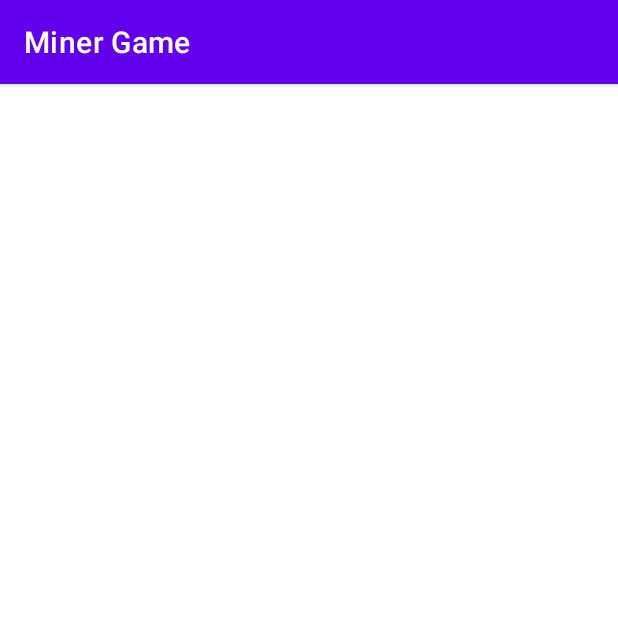
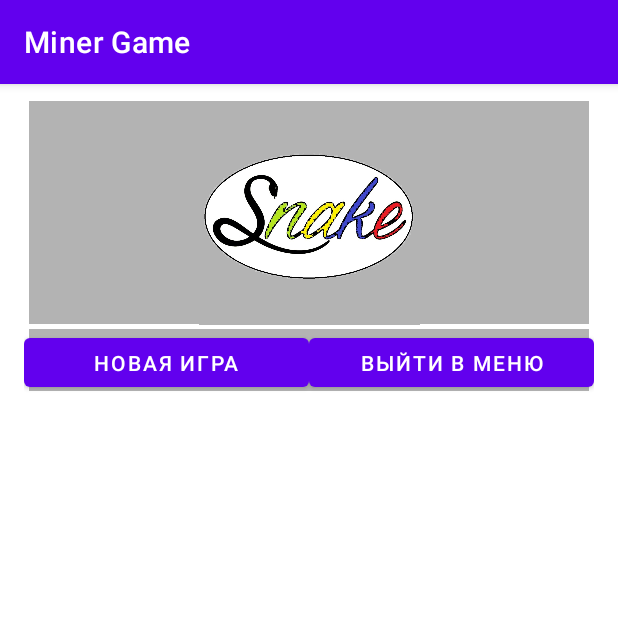
Before and after one commit to MoonLoone/Miner_ame, an Android app: the ArcanoidActivity screen opened directly, with no data from a screen before it, on a phone screen of 412 x 824 dp, the top half of it. Run offline under Robolectric (Android 15) with nearby library versions, the phone set to English and light mode, and no system bars; 4 statements that could not run were skipped.

Commit message:
Начал работу с арканоидом

```diff
--- a/app/src/main/AndroidManifest.xml
+++ b/app/src/main/AndroidManifest.xml
@@ -12,7 +12,7 @@
         <activity android:name=".SnakeGame.SnakeActivity"></activity>
         <activity android:name=".WinActivity" />
         <activity android:name=".GameOverActivity" />
-        <activity android:name=".ArcanoidActivity" />
+        <activity android:name=".Arcanoid.ArcanoidActivity" />
         <activity android:name=".miner.minerUsage.MinerActivity" />
         <activity android:name=".MainActivity">
             <intent-filter>
--- /dev/null
+++ b/app/src/main/java/com/example/minergame/Arcanoid/ArcanoidActivity.java
@@ -0,0 +1,42 @@
+package com.example.minergame.Arcanoid;
+
+import androidx.appcompat.app.AppCompatActivity;
+
+import android.graphics.Bitmap;
+import android.graphics.Canvas;
+import android.graphics.drawable.BitmapDrawable;
+import android.os.Bundle;
+import android.view.View;
+import android.widget.ImageView;
+
+import com.example.minergame.R;
+
+public class ArcanoidActivity extends AppCompatActivity {
+
+    private ImageView imageViewBackground;
+    private Canvas canvas;
+    private Bitmap extraBitmap;
+    private Bitmap bitmap;
+
+    @Override
+    protected void onCreate(Bundle savedInstanceState) {
+        super.onCreate(savedInstanceState);
+        setContentView(R.layout.activity_arcanoid);
+        imageViewBackground = findViewById(R.id.imageViewBackgroundArcanoid);
+        extraBitmap = Bitmap.createBitmap(bitmap.getWidth(), bitmap.getHeight(), Bitmap.Config.RGB_565);
+        canvas = new Canvas(extraBitmap);
+        bitmap = ((BitmapDrawable) imageViewBackground.getDrawable()).getBitmap();
+        canvas.drawBitmap(bitmap,0,0,null);
+
+    }
+
+    public void onClickRestart(View view) {
+    }
+
+    public void createPlates(){
+
+    }
+
+    public void returnToMain(View view) {
+    }
+}
--- a/app/src/main/java/com/example/minergame/ArcanoidActivity.java
+++ /dev/null
@@ -1,14 +0,0 @@
-package com.example.minergame;
-
-import androidx.appcompat.app.AppCompatActivity;
-
-import android.os.Bundle;
-
-public class ArcanoidActivity extends AppCompatActivity {
-
-    @Override
-    protected void onCreate(Bundle savedInstanceState) {
-        super.onCreate(savedInstanceState);
-        setContentView(R.layout.activity_arcanoid);
-    }
-}
--- a/app/src/main/java/com/example/minergame/MainActivity.java
+++ b/app/src/main/java/com/example/minergame/MainActivity.java
@@ -5,10 +5,9 @@ import androidx.appcompat.app.AppCompatActivity;
 import android.content.Intent;
 import android.os.Bundle;
 import android.view.View;
-import android.widget.Button;
 
+import com.example.minergame.Arcanoid.ArcanoidActivity;
 import com.example.minergame.SnakeGame.SnakeActivity;
-import com.example.minergame.SnakeGame.SnakePlate;
 import com.example.minergame.miner.minerUsage.MinerActivity;
 
 public class MainActivity extends AppCompatActivity {
@@ -25,7 +24,7 @@ public class MainActivity extends AppCompatActivity {
     }
 
     public void onClickArcanoid(View view) {
-        Intent arcanoidIntent = new Intent(this,ArcanoidActivity.class);
+        Intent arcanoidIntent = new Intent(this, ArcanoidActivity.class);
         startActivity(arcanoidIntent);
     }
 
--- a/app/src/main/res/layout/activity_arcanoid.xml
+++ b/app/src/main/res/layout/activity_arcanoid.xml
@@ -4,6 +4,72 @@
     xmlns:tools="http://schemas.android.com/tools"
     android:layout_width="match_parent"
     android:layout_height="match_parent"
-    tools:context=".ArcanoidActivity">
+    tools:context=".Arcanoid.ArcanoidActivity">
 
+    <LinearLayout
+        android:id="@+id/topText"
+        android:layout_width="0dp"
+        android:layout_height="200dp"
+        android:layout_marginStart="16dp"
+        android:layout_marginTop="8dp"
+        android:layout_marginEnd="16dp"
+        android:background="@drawable/background_shape"
+        android:orientation="vertical"
+        app:layout_constraintEnd_toEndOf="parent"
+        app:layout_constraintStart_toStartOf="parent"
+        app:layout_constraintTop_toTopOf="parent">
+
+        <LinearLayout
+            android:layout_width="match_parent"
+            android:layout_height="wrap_content"
+            android:layout_weight="1"
+            android:background="@drawable/background_shape"
+            android:orientation="horizontal">
+
+            <ImageView
+                android:id="@+id/imageViewTitle"
+                android:layout_width="wrap_content"
+                android:layout_height="147dp"
+                android:layout_marginTop="5dp"
+                android:layout_marginBottom="5dp"
+                android:layout_weight="1"
+                app:srcCompat="@drawable/snake_main" />
+
+        </LinearLayout>
+
+        <LinearLayout
+            android:layout_width="match_parent"
+            android:layout_height="47dp"
+            android:layout_weight="1"
+            android:orientation="horizontal">
+
+            <Button
+                android:id="@+id/buttonNewGame"
+                android:layout_width="match_parent"
+                android:layout_height="wrap_content"
+                android:layout_weight="1"
+                android:onClick="onClickRestart"
+                android:text="@string/new_game" />
+
+            <Button
+                android:id="@+id/buttonReturnToMain"
+                android:layout_width="match_parent"
+                android:layout_height="wrap_content"
+                android:layout_weight="1"
+                android:onClick="returnToMain"
+                android:text="@string/exit_main" />
+        </LinearLayout>
+
+    </LinearLayout>
+
+    <ImageView
+        android:id="@+id/imageViewBackgroundArcanoid"
+        android:layout_width="1000px"
+        android:layout_height="1350px"
+        android:layout_marginBottom="16dp"
+        app:layout_constraintBottom_toBottomOf="parent"
+        app:layout_constraintEnd_toEndOf="parent"
+        app:layout_constraintStart_toStartOf="parent"
+        app:layout_constraintTop_toBottomOf="@+id/topText"
+        tools:srcCompat="@drawable/arcanoid_background" />
 </androidx.constraintlayout.widget.ConstraintLayout>
```
